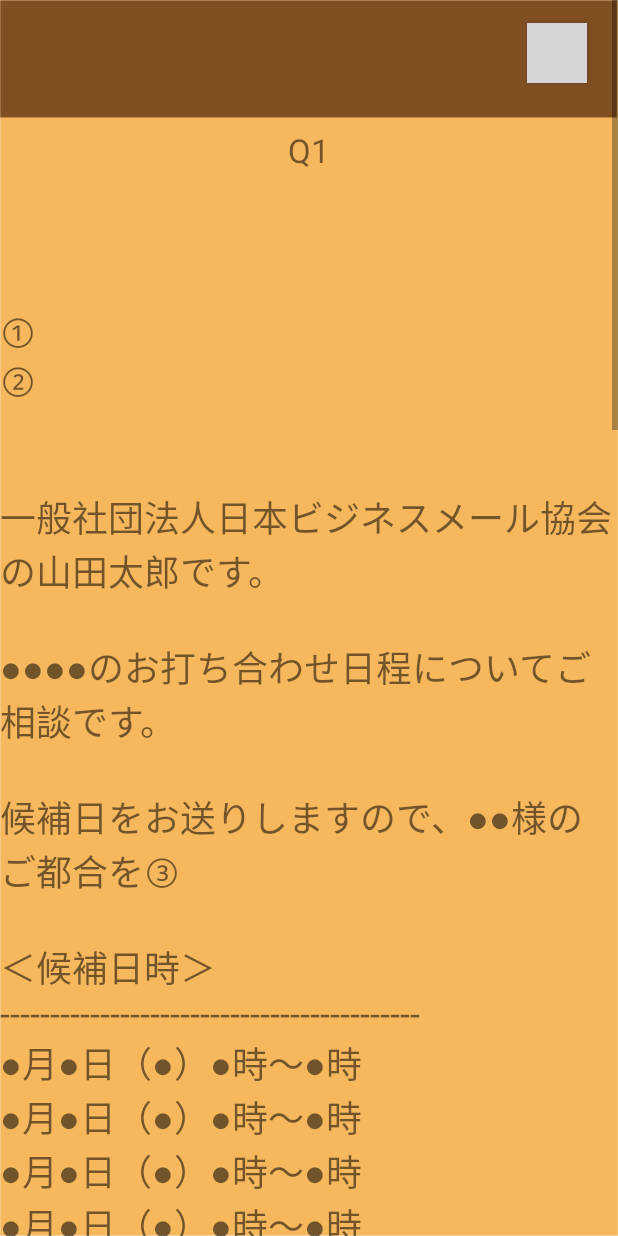
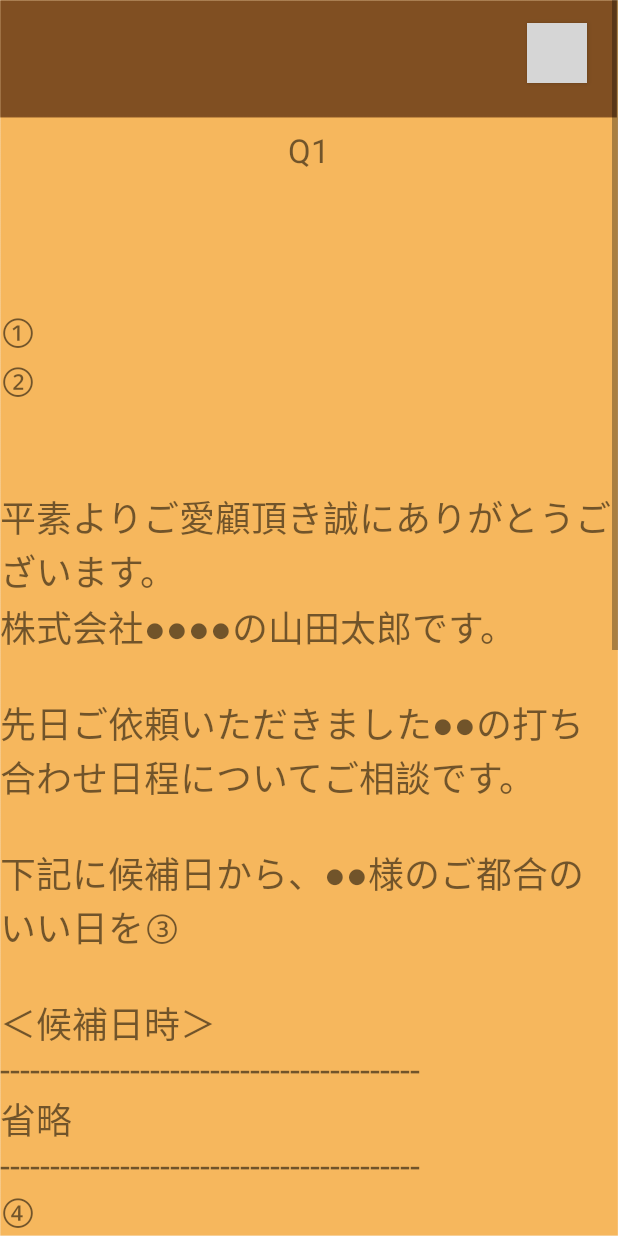
Before and after one commit to Yuk1007/DIE, an Android app: the AskActivity screen opened directly, with no data from a screen before it, on a phone screen of 412 x 824 dp. Run offline under Robolectric (Android 15) with nearby library versions, the phone set to English and light mode, and no system bars; grey boxes are pictures that could not be loaded.

Commit message:
問題修正

```diff
--- a/app/src/main/java/com/example/bmq/AskActivity.java
+++ b/app/src/main/java/com/example/bmq/AskActivity.java
@@ -65,36 +65,22 @@ public class AskActivity extends AppCompatActivity
             "②\n" +
             "\n" +
             "\n" +
-            "一般社団法人日本ビジネスメール協会の山田太郎です。\n" +
+            "平素よりご愛顧頂き誠にありがとうございます。\n" +
+            "株式会社●●●●の山田太郎です。\n" +
             "\n" +
-            "●●●●のお打ち合わせ日程についてご相談です。\n" +
+            "先日ご依頼いただきました●●の打ち合わせ日程についてご相談です。\n" +
             "\n" +
-            "候補日をお送りしますので、●●様のご都合を③\n" +
+            "下記に候補日から、●●様のご都合のいい日を③\n" +
             "\n" +
             "＜候補日時＞\n" +
             "------------------------------------------\n" +
-            "●月●日（●）●時～●時\n" +
-            "●月●日（●）●時～●時\n" +
-            "●月●日（●）●時～●時\n" +
-            "●月●日（●）●時～●時\n" +
-            "\n" +
-            "※予定時間は1時間\n" +
+            "省略\n" +
             "------------------------------------------\n" +
             "④\n" +
             "\n" +
             "調整しますので、候補日を複数いただけると幸いです。\n" +
             "\n" +
-            "よろしくお願いいたします。\n" +
-            "\n" +
-            "━━━━━━━━━━━━━━━━━━━━━━━━━━━━━━━━\n" +
-            "一般社団法人日本ビジネスメール協会　山田 太郎（YAMADA Taro）\n" +
-            "〒101-0052 東京都千代田区神田小川町2-1 KIMURA BUILDING 5階\n" +
-            "電話 03-5577-3210 / FAX 03-5577-3238 / メール info@businessmail.or.jp\n" +
-            "━━━━━━━━━━━━━━━━━━━━━━━━━━━━━━━━\n" +
-            "一般社団法人日本ビジネスメール協会　https://businessmail.or.jp/\n" +
-            "アイ・コミュニケーション公式サイト　http://www.sc-p.jp/\n" +
-            "ビジネスメールの教科書　https://business-mail.jp/\n" +
-            "━━━━━━━━━━━━━━━━━━━━━━━━━━━━━━━━\n"
+            "よろしくお願いいたします。\n"
             ;
 
 
--- a/app/src/main/java/com/example/bmq/CategoryActivity.java
+++ b/app/src/main/java/com/example/bmq/CategoryActivity.java
@@ -96,7 +96,7 @@ public class CategoryActivity extends AppCompatActivity
         });
 
         Button categoryBtn7 = findViewById(R.id.category_Btn7);
-        categoryBtn6.setOnClickListener(new View.OnClickListener()
+        categoryBtn7.setOnClickListener(new View.OnClickListener()
         {
             @Override
             public void onClick(View v)
--- a/app/src/main/java/com/example/bmq/GuideActivity.java
+++ b/app/src/main/java/com/example/bmq/GuideActivity.java
@@ -87,10 +87,7 @@ public class GuideActivity extends AppCompatActivity
             "様々なゲームや催しを予定しておりますので\n" +
             "皆様奮ってご参加ください。\n" +
             "\n" +
-            "・日時：○月○日(○)00：00～00：00\n" +
-            "・場所：○○○○○○○○○○○○\n" +
-            "・会場：○○「○○○○」\n" +
-            "・会費：0,000円\n" +
+            "省略\n" +
             "\n" +
             "(1)\n" +
             "\n" +
--- a/app/src/main/java/com/example/bmq/ResultActivity.java
+++ b/app/src/main/java/com/example/bmq/ResultActivity.java
@@ -1,5 +1,6 @@
 package com.example.bmq;
 
+import android.app.Activity;
 import android.content.Context;
 import android.content.Intent;
 import android.content.SharedPreferences;
@@ -49,7 +50,7 @@ public class ResultActivity extends AppCompatActivity
 
     public void moreQuiz(View view)
     {
-        Intent intent = new Intent(getApplicationContext(), MainActivity.class);
+        Intent intent = new Intent(getApplicationContext(), CategoryActivity.class);
         startActivity(intent);
     }
 
--- a/app/src/main/res/layout/activity_result.xml
+++ b/app/src/main/res/layout/activity_result.xml
@@ -15,7 +15,7 @@
             android:layout_height="wrap_content"
             android:text="結果"
             android:textSize="20sp"
-            android:layout_marginTop="50dp"/>
+            android:layout_marginTop="90dp"/>
 
     <TextView
             android:id="@+id/resultLabel"
@@ -30,7 +30,7 @@
             android:layout_height="60dp"
             android:textSize="18sp"
             android:layout_marginTop="80dp"
-            android:background="@drawable/again"
+            android:background="@drawable/tocategory"
             android:onClick="moreQuiz" />
 
     <Button
```
Also changed, not shown: app/src/main/java/com/example/bmq/ReportActivity.java (+2 -6 lines), app/src/main/res/drawable/again.png (deleted).
